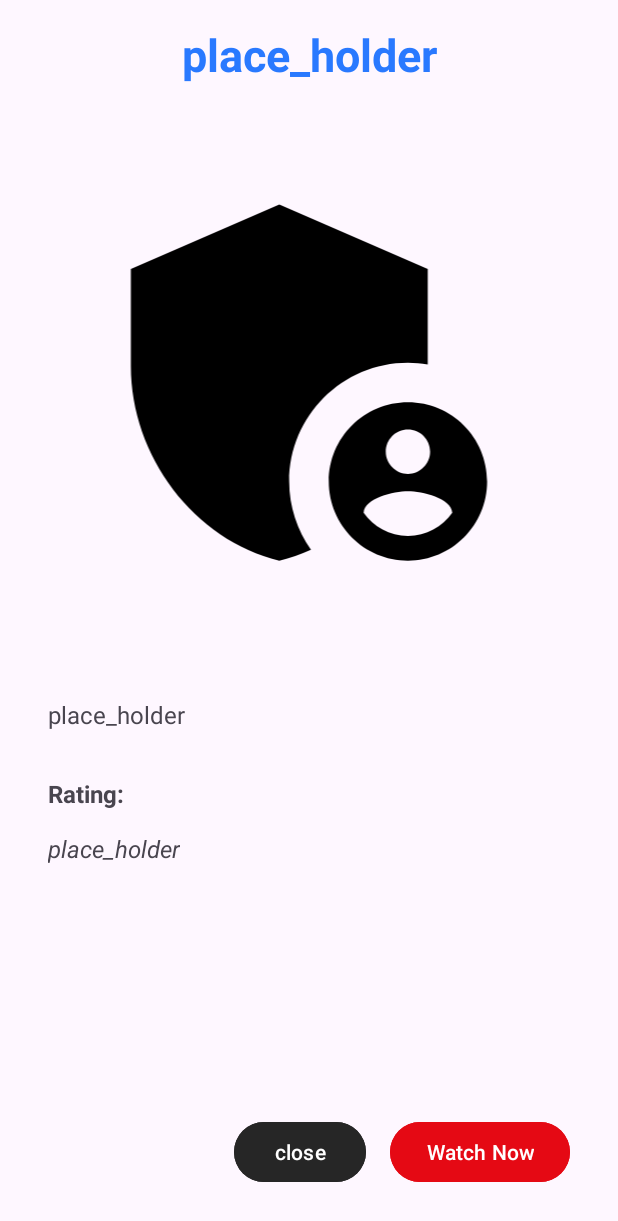
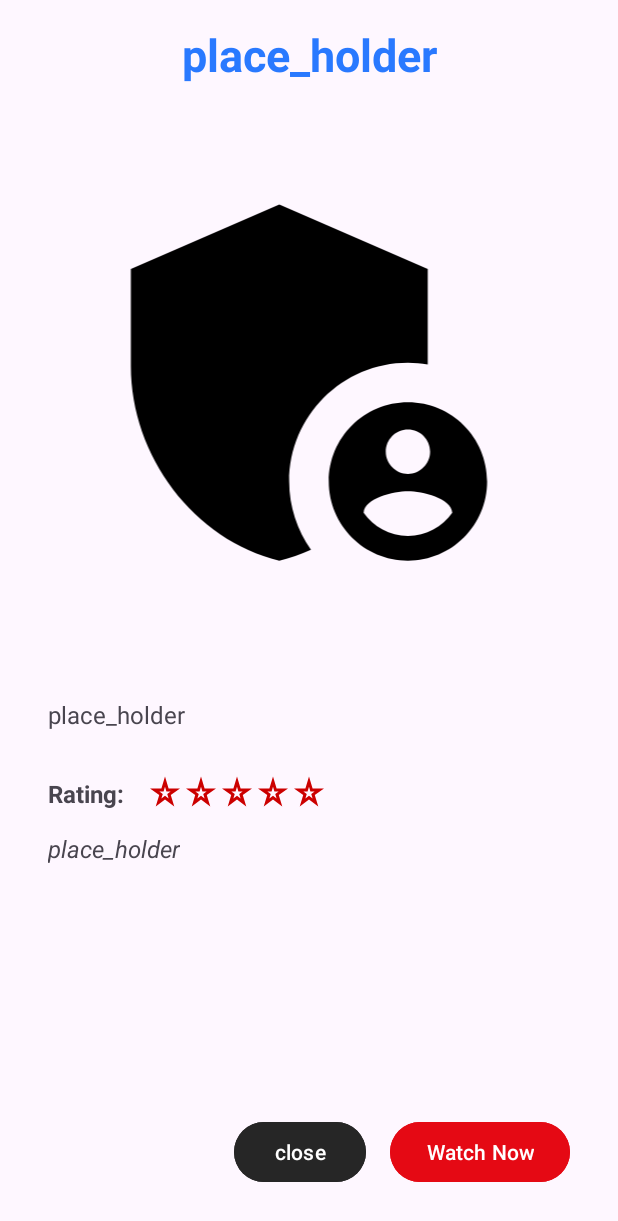
Before and after one commit to dvirberlo/AdvProgProj, an Android app: the MovieDetailsActivity screen opened directly, with no data from a screen before it, on a phone screen of 412 x 824 dp. Shown: the top 1221 px of the screen. Run offline under Robolectric (Android 15) with nearby library versions, the phone set to English and light mode, and no system bars; pictures from the network do not load.

Commit message:
change the star to be icon

```diff
--- /dev/null
+++ b/src/android-client/app/src/main/res/drawable/star.xml
@@ -0,0 +1,9 @@
+<vector xmlns:android="http://schemas.android.com/apk/res/android"
+    android:width="24dp"
+    android:height="24dp"
+    android:viewportWidth="960"
+    android:viewportHeight="960">
+  <path
+      android:pathData="m384,626 l96,-74 96,74 -36,-122 90,-64L518,440l-38,-124 -38,124L330,440l90,64 -36,122ZM233,840l93,-304L80,360h304l96,-320 96,320h304L634,536l93,304 -247,-188 -247,188ZM480,471Z"
+      android:fillColor="#e8eaed"/>
+</vector>
--- a/src/android-client/app/src/main/res/layout/activity_movie_details.xml
+++ b/src/android-client/app/src/main/res/layout/activity_movie_details.xml
@@ -76,35 +76,40 @@
                 android:id="@+id/star1"
                 android:layout_width="24dp"
                 android:layout_height="24dp"
-                android:src="@drawable/star" />
+                android:src="@drawable/star"
+                app:tint="@android:color/holo_red_dark" />
 
             <!-- Star 2 -->
             <ImageView
                 android:id="@+id/star2"
                 android:layout_width="24dp"
                 android:layout_height="24dp"
-                android:src="@drawable/star" />
+                android:src="@drawable/star"
+                app:tint="@android:color/holo_red_dark"/>
 
             <!-- Star 3 -->
             <ImageView
                 android:id="@+id/star3"
                 android:layout_width="24dp"
                 android:layout_height="24dp"
-                android:src="@drawable/star" />
+                android:src="@drawable/star"
+                app:tint="@android:color/holo_red_dark"/>
 
             <!-- Star 4 -->
             <ImageView
                 android:id="@+id/star4"
                 android:layout_width="24dp"
                 android:layout_height="24dp"
-                android:src="@drawable/star" />
+                android:src="@drawable/star"
+                app:tint="@android:color/holo_red_dark"/>
 
             <!-- Star 5 -->
             <ImageView
                 android:id="@+id/star5"
                 android:layout_width="24dp"
                 android:layout_height="24dp"
-                android:src="@drawable/star" />
+                android:src="@drawable/star"
+                app:tint="@android:color/holo_red_dark"/>
         </LinearLayout>
 
         <TextView
```
Also changed, not shown: src/android-client/app/src/main/res/drawable/star.png (deleted).
